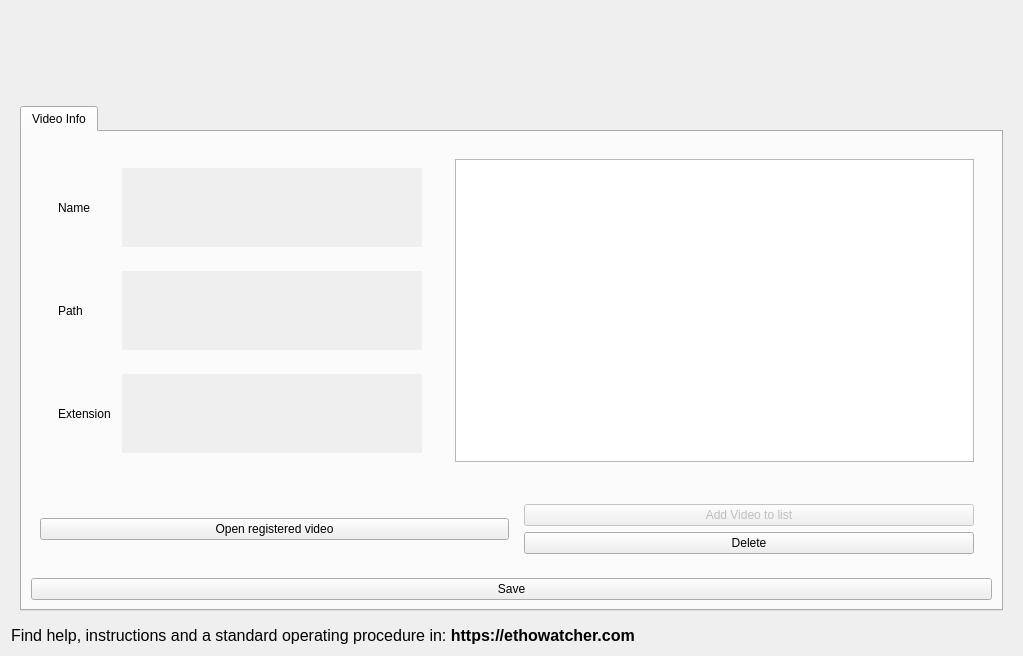
Qt form src/telacadastrolistafilme.ui (EthoWatcher/ethowatcher) before a commit.
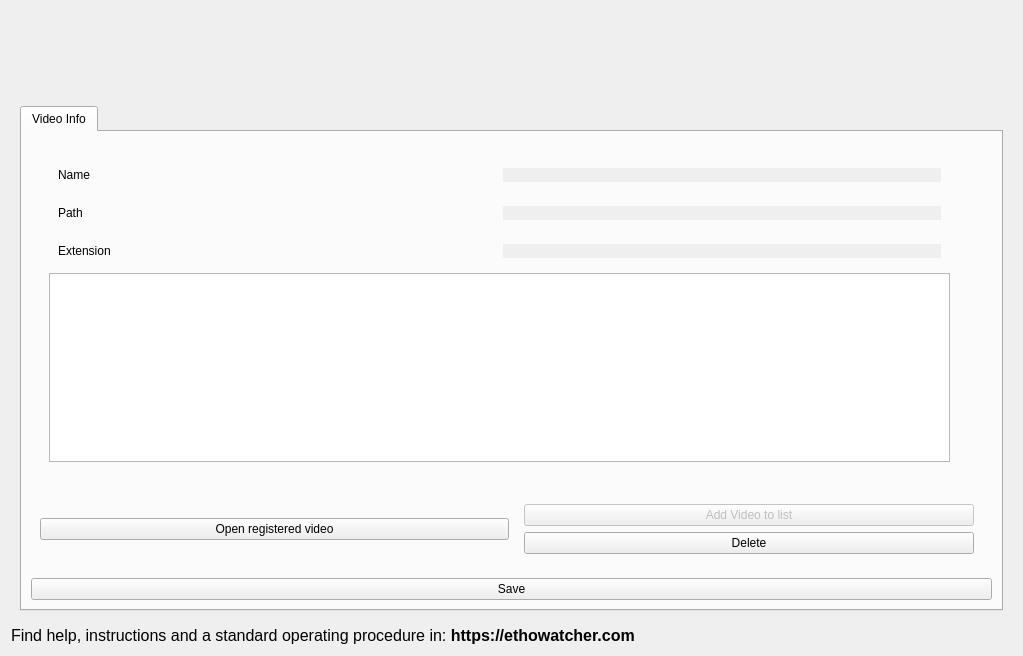
The same form after that commit. Icons and pictures are not drawn.

Patch:
```diff
--- a/src/telacadastrolistafilme.ui
+++ b/src/telacadastrolistafilme.ui
@@ -155,16 +155,15 @@
                    </layout>
                   </widget>
                  </item>
+                 <item>
+                  <widget class="QListWidget" name="listWidget"/>
+                 </item>
                 </layout>
                </widget>
               </item>
               <item>
                <widget class="QWidget" name="widget_8" native="true">
-                <layout class="QVBoxLayout" name="verticalLayout_5">
-                 <item>
-                  <widget class="QListWidget" name="listWidget"/>
-                 </item>
-                </layout>
+                <layout class="QVBoxLayout" name="verticalLayout_5"/>
                </widget>
               </item>
              </layout>
```
